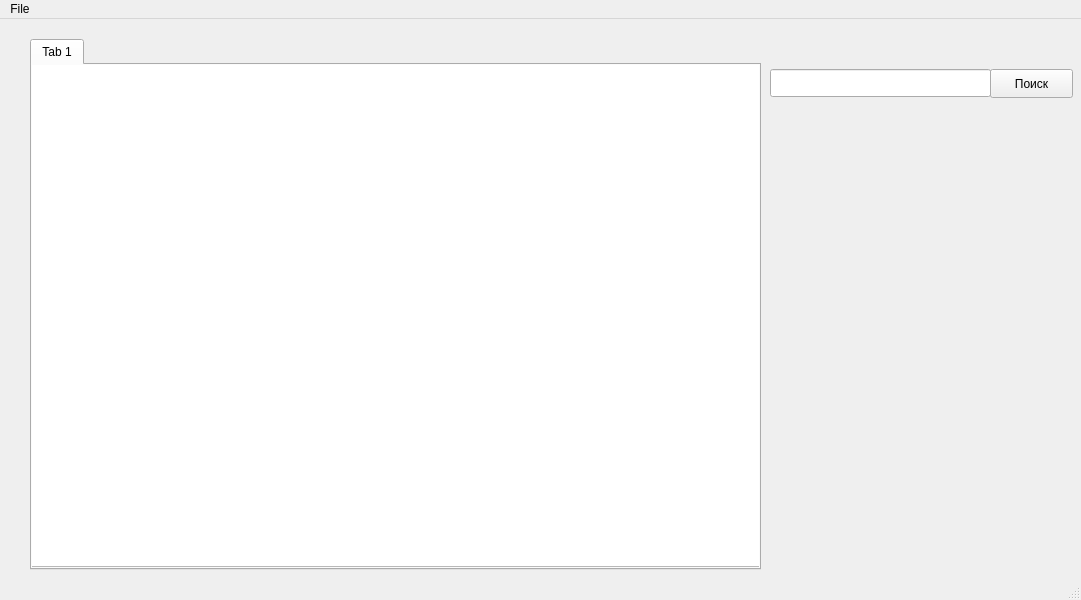
Before: the Qt Designer form PassKeeper/mainwindow.ui in ShnapDozer/PassKeeper, drawn with Qt 5.
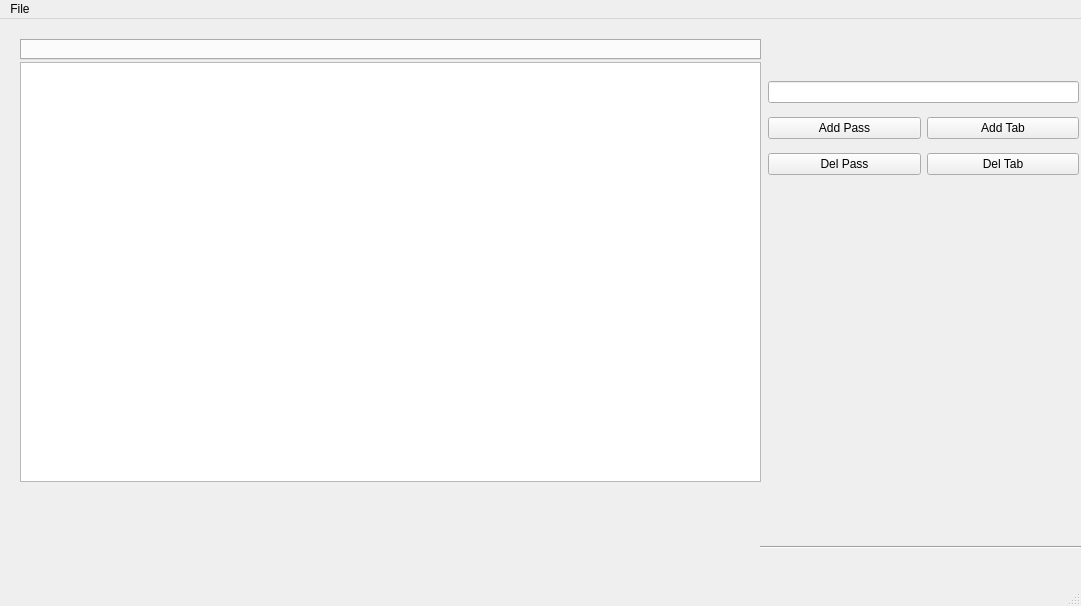
After: the same form once the commit is applied.

What changed in the file:
```diff
--- a/PassKeeper/mainwindow.ui
+++ b/PassKeeper/mainwindow.ui
@@ -7,7 +7,7 @@
     <x>0</x>
     <y>0</y>
     <width>1081</width>
-    <height>600</height>
+    <height>606</height>
    </rect>
   </property>
   <property name="windowTitle">
@@ -17,51 +17,100 @@
    <widget class="QTabWidget" name="Tables">
     <property name="geometry">
      <rect>
-      <x>30</x>
+      <x>20</x>
       <y>20</y>
-      <width>731</width>
-      <height>531</height>
+      <width>741</width>
+      <height>21</height>
      </rect>
     </property>
     <property name="currentIndex">
      <number>0</number>
     </property>
-    <widget class="QWidget" name="tab">
-     <attribute name="title">
-      <string>Tab 1</string>
-     </attribute>
-     <widget class="QTableView" name="MW_tableOne_View">
-      <property name="geometry">
-       <rect>
-        <x>-5</x>
-        <y>-9</y>
-        <width>741</width>
-        <height>511</height>
-       </rect>
-      </property>
-     </widget>
-    </widget>
    </widget>
-   <widget class="QPushButton" name="MW_Seach">
+   <widget class="QWidget" name="layoutWidget">
     <property name="geometry">
      <rect>
-      <x>990</x>
-      <y>50</y>
-      <width>83</width>
-      <height>29</height>
+      <x>768</x>
+      <y>54</y>
+      <width>311</width>
+      <height>111</height>
      </rect>
     </property>
-    <property name="text">
-     <string>Поиск</string>
-    </property>
+    <layout class="QVBoxLayout" name="verticalLayout">
+     <item>
+      <widget class="QLineEdit" name="Seach_line"/>
+     </item>
+     <item>
+      <layout class="QHBoxLayout" name="horizontalLayout">
+       <item>
+        <widget class="QPushButton" name="AddPass_Button">
+         <property name="text">
+          <string>Add Pass</string>
+         </property>
+        </widget>
+       </item>
+       <item>
+        <widget class="QPushButton" name="AddTab_Button">
+         <property name="text">
+          <string>Add Tab</string>
+         </property>
+        </widget>
+       </item>
+      </layout>
+     </item>
+     <item>
+      <layout class="QHBoxLayout" name="horizontalLayout_2">
+       <item>
+        <widget class="QPushButton" name="DelR_Button">
+         <property name="text">
+          <string>Del Pass</string>
+         </property>
+        </widget>
+       </item>
+       <item>
+        <widget class="QPushButton" name="DelT_Button">
+         <property name="text">
+          <string>Del Tab</string>
+         </property>
+        </widget>
+       </item>
+      </layout>
+     </item>
+    </layout>
    </widget>
-   <widget class="QLineEdit" name="MW_Seach_line">
+   <widget class="QLabel" name="Action_Text">
     <property name="geometry">
      <rect>
       <x>770</x>
-      <y>50</y>
-      <width>221</width>
-      <height>28</height>
+      <y>530</y>
+      <width>301</width>
+      <height>20</height>
+     </rect>
+    </property>
+    <property name="text">
+     <string/>
+    </property>
+   </widget>
+   <widget class="Line" name="line">
+    <property name="geometry">
+     <rect>
+      <x>760</x>
+      <y>520</y>
+      <width>321</width>
+      <height>16</height>
+     </rect>
+    </property>
+    <property name="orientation">
+     <enum>Qt::Horizontal</enum>
+    </property>
+   </widget>
+   <widget class="QTableView" name="MainTable">
+    <property name="geometry">
+     <rect>
+      <x>20</x>
+      <y>43</y>
+      <width>741</width>
+      <height>420</height>
      </rect>
     </property>
    </widget>
```
Left out of the diff: 4 changed lines with no effect on the pictures.
